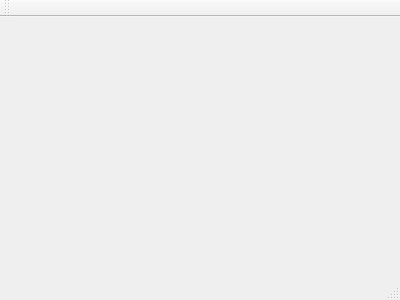
Qt form examples/simplestclient/smooziksimplestclientwindow.ui (noviware/libsmoozik-qt) before a commit.
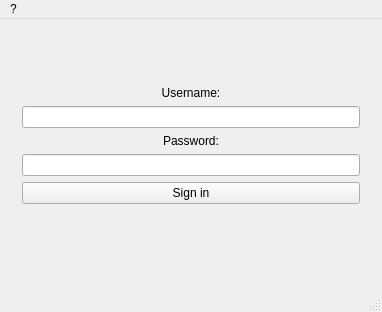
The same form after that commit. The open tabs and pages were chosen to show the change.

Commit message: Login, start party and create playlist in Simplest Client example.

Patch:
```diff
--- a/examples/simplestclient/smooziksimplestclientwindow.ui
+++ b/examples/simplestclient/smooziksimplestclientwindow.ui
@@ -1,24 +1,176 @@
 <ui version="4.0">
  <class>SmoozikSimplestClientWindow</class>
- <widget class="QMainWindow" name="SmoozikSimplestClientWindow" >
-  <property name="geometry" >
+ <widget class="QMainWindow" name="SmoozikSimplestClientWindow">
+  <property name="geometry">
    <rect>
     <x>0</x>
     <y>0</y>
-    <width>400</width>
-    <height>300</height>
+    <width>354</width>
+    <height>312</height>
    </rect>
   </property>
   <property name="windowTitle" >
    <string>SmoozikSimplestClientWindow</string>
   </property>
-  <widget class="QMenuBar" name="menuBar" />
-  <widget class="QToolBar" name="mainToolBar" />
-  <widget class="QWidget" name="centralWidget" />
-  <widget class="QStatusBar" name="statusBar" />
+  <widget class="QWidget" name="centralWidget">
+   <layout class="QHBoxLayout" name="horizontalLayout">
+    <item>
+     <widget class="QStackedWidget" name="stackedWidget">
+      <property name="currentIndex">
+       <number>1</number>
+      </property>
+      <widget class="QWidget" name="loginPage">
+       <layout class="QVBoxLayout" name="verticalLayout">
+        <item>
+         <spacer name="verticalSpacer">
+          <property name="orientation">
+           <enum>Qt::Vertical</enum>
+          </property>
+          <property name="sizeHint" stdset="0">
+           <size>
+            <width>20</width>
+            <height>40</height>
+           </size>
+          </property>
+         </spacer>
+        </item>
+        <item>
+         <widget class="QLabel" name="usernameLabel">
+          <property name="text">
+           <string>Username:</string>
+          </property>
+          <property name="alignment">
+           <set>Qt::AlignCenter</set>
+          </property>
+         </widget>
+        </item>
+        <item>
+         <widget class="QLineEdit" name="usernameLineEdit"/>
+        </item>
+        <item>
+         <widget class="QLabel" name="passwordLabel">
+          <property name="text">
+           <string>Password:</string>
+          </property>
+          <property name="alignment">
+           <set>Qt::AlignCenter</set>
+          </property>
+         </widget>
+        </item>
+        <item>
+         <widget class="QLineEdit" name="passwordLineEdit">
+          <property name="echoMode">
+           <enum>QLineEdit::Password</enum>
+          </property>
+         </widget>
+        </item>
+        <item>
+         <widget class="QPushButton" name="loginButton">
+          <property name="text">
+           <string>Sign in</string>
+          </property>
+         </widget>
+        </item>
+        <item>
+         <widget class="QLabel" name="loginStateLabel">
+          <property name="text">
+           <string/>
+          </property>
+          <property name="alignment">
+           <set>Qt::AlignCenter</set>
+          </property>
+         </widget>
+        </item>
+        <item>
+         <spacer name="verticalSpacer_2">
+          <property name="orientation">
+           <enum>Qt::Vertical</enum>
+          </property>
+          <property name="sizeHint" stdset="0">
+           <size>
+            <width>20</width>
+            <height>40</height>
+           </size>
+          </property>
+         </spacer>
+        </item>
+       </layout>
+      </widget>
+      <widget class="QWidget" name="loadingPage">
+       <layout class="QVBoxLayout" name="verticalLayout_2">
+        <item>
+         <widget class="QLabel" name="loadingLabel">
+          <property name="text">
+           <string>Loading...</string>
+          </property>
+          <property name="alignment">
+           <set>Qt::AlignCenter</set>
+          </property>
+         </widget>
+        </item>
+       </layout>
+      </widget>
+      <widget class="QWidget" name="playerPage">
+       <layout class="QHBoxLayout" name="horizontalLayout_2">
+        <item>
+         <widget class="QPushButton" name="previousButton">
+          <property name="text">
+           <string>Previous</string>
+          </property>
+         </widget>
+        </item>
+        <item>
+         <widget class="QPushButton" name="pauseButton">
+          <property name="text">
+           <string>Pause</string>
+          </property>
+         </widget>
+        </item>
+        <item>
+         <widget class="QPushButton" name="playButton">
+          <property name="text">
+           <string>Play</string>
+          </property>
+         </widget>
+        </item>
+        <item>
+         <widget class="QPushButton" name="nextButton">
+          <property name="text">
+           <string>PushButton</string>
+          </property>
+         </widget>
+        </item>
+       </layout>
+      </widget>
+     </widget>
+    </item>
+   </layout>
+  </widget>
+  <widget class="QMenuBar" name="menuBar">
+   <property name="geometry">
+    <rect>
+     <x>0</x>
+     <y>0</y>
+     <width>354</width>
+     <height>21</height>
+    </rect>
+   </property>
+   <widget class="QMenu" name="aboutMenu">
+    <property name="title">
+     <string>?</string>
+    </property>
+    <addaction name="actionAbout"/>
+   </widget>
+   <addaction name="aboutMenu"/>
+  </widget>
+  <widget class="QStatusBar" name="statusBar"/>
+  <action name="actionAbout">
+   <property name="text">
+    <string>About</string>
+   </property>
+  </action>
  </widget>
- <layoutDefault spacing="6" margin="11" />
- <pixmapfunction></pixmapfunction>
+ <layoutdefault spacing="6" margin="11"/>
  <resources/>
  <connections/>
 </ui>
```
Left out of the diff: 3 changed lines with no effect on the pictures. The commit also changes 12 other files.
